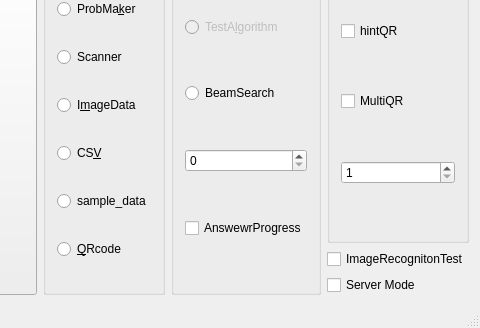
Old version of the form Kunugida/kunugida.ui in the repository tnct-spc/procon2017-comp; both pictures show x 387 to 867 and y 82 to 410 of the 867 by 410 pixel window.
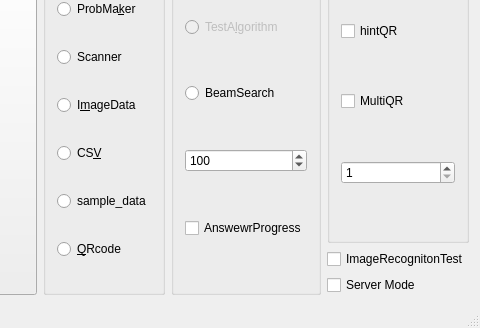
New version of the form.

Commit message: [fix]set default beamwidth

Patch:
```diff
--- a/Kunugida/kunugida.ui
+++ b/Kunugida/kunugida.ui
@@ -170,6 +170,9 @@
          <property name="maximum">
           <number>1000</number>
          </property>
+         <property name="value">
+          <number>100</number>
+         </property>
         </widget>
        </item>
        <item>
```
